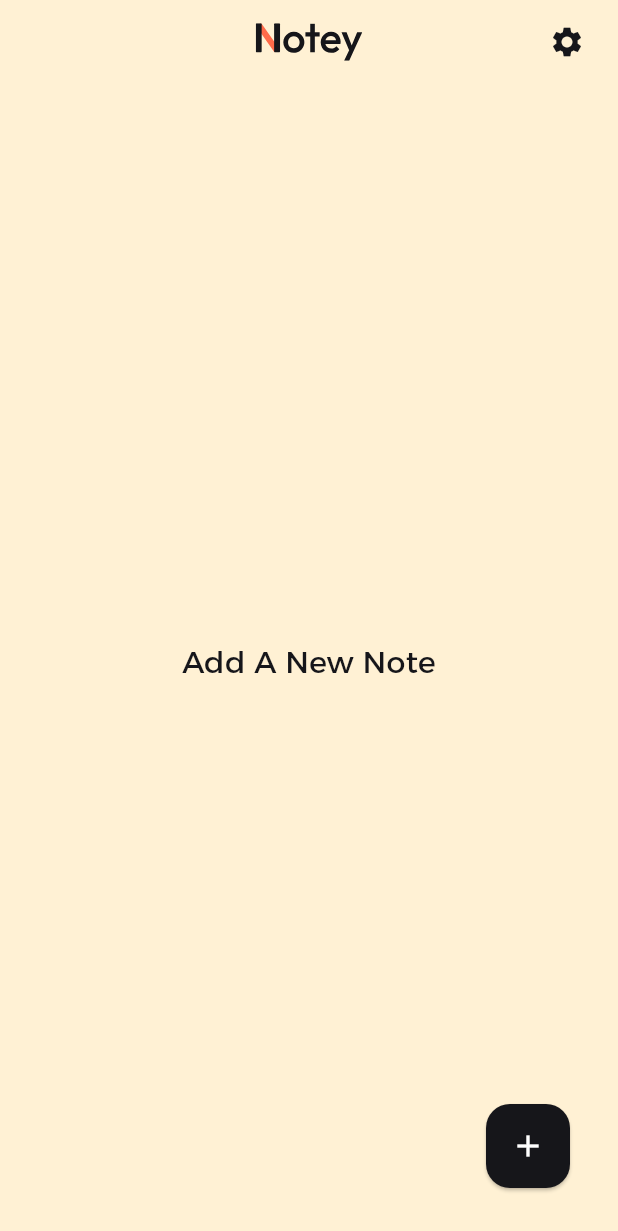
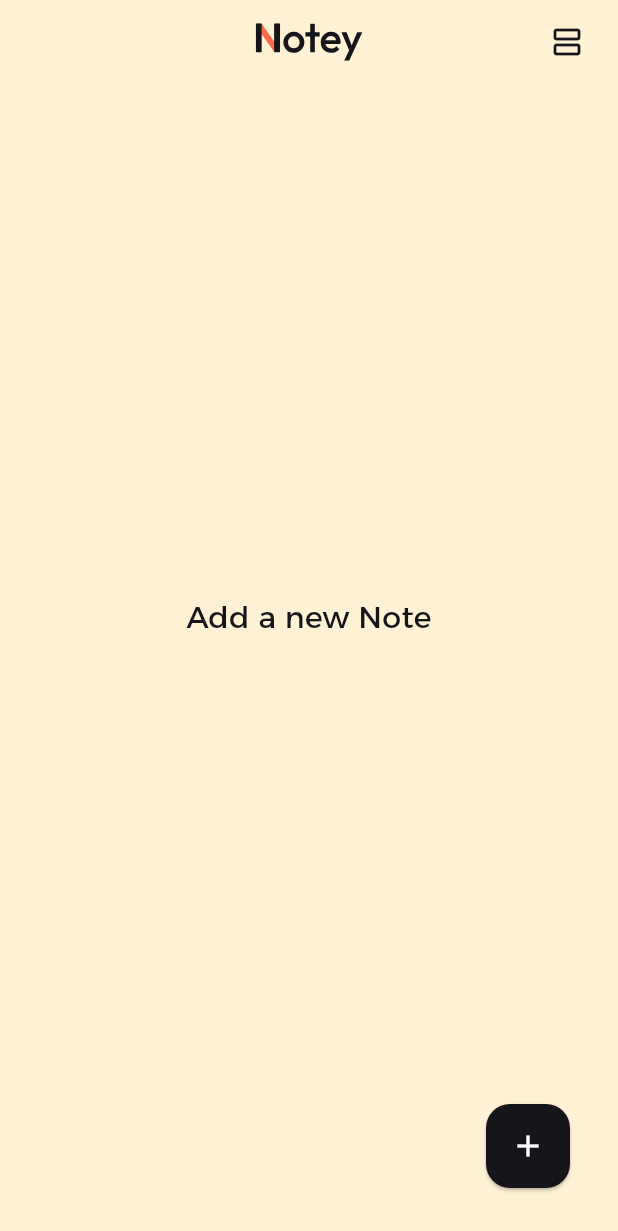
Before and after one commit to marawan-03/notes_app, a Flutter app: the screen it shows after launch, on a phone screen of 412 x 824 dp. Shown: the top 1231 px of the screen. Run offline on Flutter 3.47's test engine with Material 3 defaults, Android fonts, the phone set to English and light mode, and no system bars; our stand-ins replace flutter_svg, hive, hive_flutter; accounts and stored records are empty.

Commit message:
second update

```diff
--- a/lib/Components/note_tile.dart
+++ b/lib/Components/note_tile.dart
@@ -63,6 +63,7 @@ class NoteTile extends StatelessWidget {
           crossAxisAlignment: CrossAxisAlignment.stretch,
           mainAxisSize: MainAxisSize.min,
           children: [
+            if (note.title.isNotEmpty)
               Text(
                 note.title,
                 maxLines: 1,
@@ -74,7 +75,9 @@ class NoteTile extends StatelessWidget {
                   fontWeight: FontWeight.bold,
                 ),
               ),
+            if (note.title.isNotEmpty && note.body.isNotEmpty)
               SizedBox(height: 8),
+            if (note.body.isNotEmpty)
               Text(
                 note.body,
                 maxLines: 5,
--- /dev/null
+++ b/lib/Logic/settings_provider.dart
@@ -0,0 +1,19 @@
+import 'package:flutter/material.dart';
+import 'package:hive_flutter/hive_flutter.dart';
+
+class SettingsProvider with ChangeNotifier {
+  final Box _box = Hive.box('settings');
+  late bool _isGrid;
+
+  SettingsProvider() {
+    _isGrid = _box.get('isGrid', defaultValue: true);
+  }
+
+  bool get isGrid => _isGrid;
+
+  void toggleView() {
+    _isGrid = !_isGrid;
+    notifyListeners();
+    _box.put('isGrid', _isGrid);
+  }
+}
--- a/lib/Pages/home_page.dart
+++ b/lib/Pages/home_page.dart
@@ -5,14 +5,20 @@ import 'package:notes_app/Components/note_tile.dart';
 import 'package:provider/provider.dart';
 
 import '../Logic/note_provider.dart';
+import '../Logic/settings_provider.dart';
 
 class HomePage extends StatelessWidget {
   const HomePage({super.key});
 
   @override
   Widget build(BuildContext context) {
+
     final notes = context.watch<NoteProvider>().notes;
-    return Scaffold(
+    final isGrid = context.watch<SettingsProvider>().isGrid;
+
+    return Stack(
+      children: [
+        Scaffold(
           backgroundColor: Theme.of(context).colorScheme.surface,
           appBar: AppBar(
             elevation: 0,
@@ -27,9 +33,9 @@ class HomePage extends StatelessWidget {
               Padding(
                 padding: const EdgeInsets.only(right: 10),
                 child: IconButton(
-              icon: const Icon(Icons.settings),
+                  icon: Icon(isGrid ? Icons.view_agenda_outlined : Icons.grid_view),
                   color: Theme.of(context).colorScheme.primary,
-              onPressed: () {},
+                  onPressed: () => context.read<SettingsProvider>().toggleView(),
                 ),
               ),
             ],
@@ -47,19 +53,13 @@ class HomePage extends StatelessWidget {
           ),
           body: Padding(
             padding: const EdgeInsets.only(right: 16, left: 16, top: 4),
-        child: notes.length == 0
-            ? Center(
-                child: Text(
-                  'Add A New Note',
-                  style: TextStyle(
-                    color: Theme.of(context).colorScheme.primary,
-                    fontSize: 20,
-                  ),
-                ),
+            child: MasonryGridView.builder(
+              gridDelegate: isGrid
+                  ? const SliverSimpleGridDelegateWithMaxCrossAxisExtent(
+                maxCrossAxisExtent: 220,
               )
-            : MasonryGridView.builder(
-                gridDelegate: SliverSimpleGridDelegateWithMaxCrossAxisExtent(
-                  maxCrossAxisExtent: 220,
+                  : const SliverSimpleGridDelegateWithFixedCrossAxisCount(
+                crossAxisCount: 1,
               ),
               mainAxisSpacing: 15,
               crossAxisSpacing: 15,
@@ -69,6 +69,21 @@ class HomePage extends StatelessWidget {
               },
             ),
           ),
+        ),
+        notes.length == 0
+            ? Center(
+                child: Material(
+                  child: Text(
+                    'Add a new Note',
+                    style: TextStyle(
+                      color: Theme.of(context).colorScheme.primary,
+                      fontSize: 20,
+                    ),
+                  ),
+                ),
+              )
+            : Container(),
+      ],
     );
   }
 }
```
Also changed, not shown: lib/main.dart (+6 -3 lines). Lines whose indentation alone changed are shown as unchanged.
